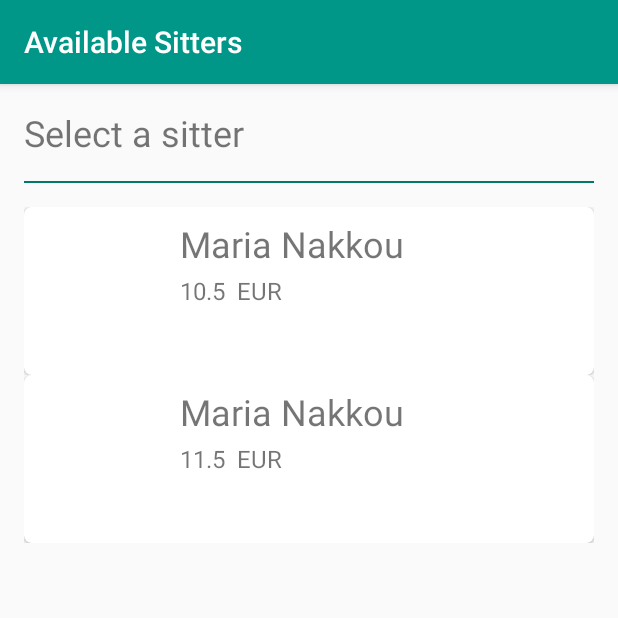
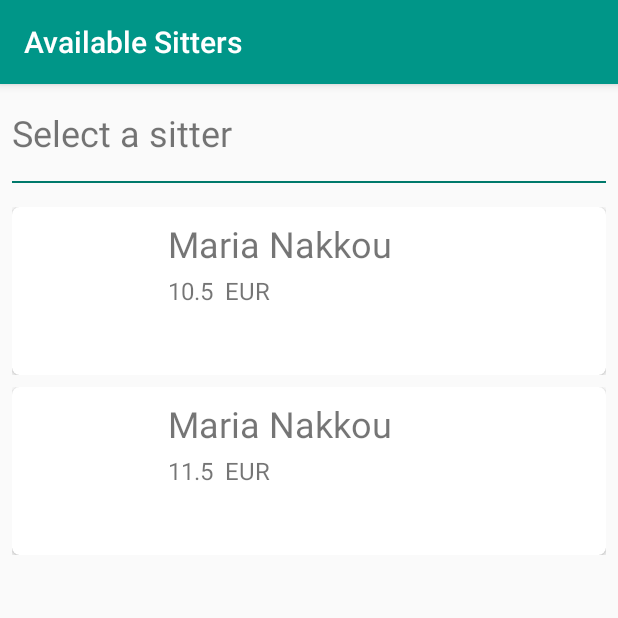
Before and after one commit to FihlaTV/BabysitMe, an Android app: the SittersResultActivity screen opened directly, with no data from a screen before it, on a phone screen of 412 x 824 dp, the top half of it. Run offline under Robolectric (Android 15) with nearby library versions, the phone set to English and light mode, and no system bars; our stand-ins replace ButterKnife; plain views replace RoundedImageView; Roboto replaces fonts that are not available here.

Commit message:
minor recycler view fixe

```diff
--- a/app/src/main/res/layout/activity_sitters_result.xml
+++ b/app/src/main/res/layout/activity_sitters_result.xml
@@ -4,7 +4,10 @@
     android:layout_width="match_parent"
     android:layout_height="match_parent"
     android:orientation="vertical"
-    android:padding="@dimen/divider_margin"
+    android:paddingTop="@dimen/divider_margin"
+    android:paddingBottom="@dimen/divider_margin"
+    android:layout_marginStart="@dimen/horizontal_margin"
+    android:layout_marginEnd="@dimen/horizontal_margin"
     tools:context="com.greece.nasiakouts.babysitterfinder.Activities.SittersResultActivity">
 
     <TextView
--- a/app/src/main/res/layout/sitters_result_item.xml
+++ b/app/src/main/res/layout/sitters_result_item.xml
@@ -1,6 +1,7 @@
 <?xml version="1.0" encoding="utf-8"?>
 <LinearLayout xmlns:android="http://schemas.android.com/apk/res/android"
     xmlns:app="http://schemas.android.com/apk/res-auto"
+    android:layout_marginBottom="@dimen/horizontal_margin"
     android:layout_width="match_parent"
     android:layout_height="wrap_content"
     xmlns:tools="http://schemas.android.com/tools">
```
